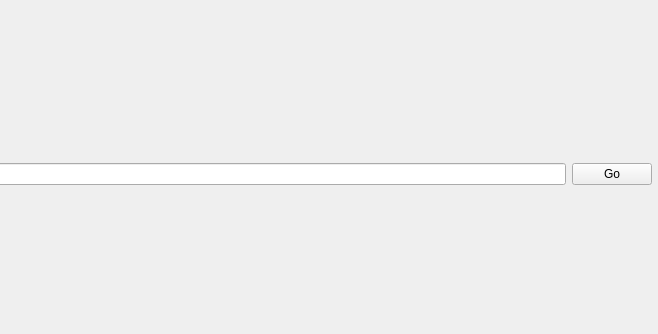
First picture: the form in audio-jack-web-qt/mainactivity.ui, repository tux-linux/audio-jack-web, before the edit; both pictures show x 142 to 800 and y 0 to 334 of the 800 by 527 pixel window.
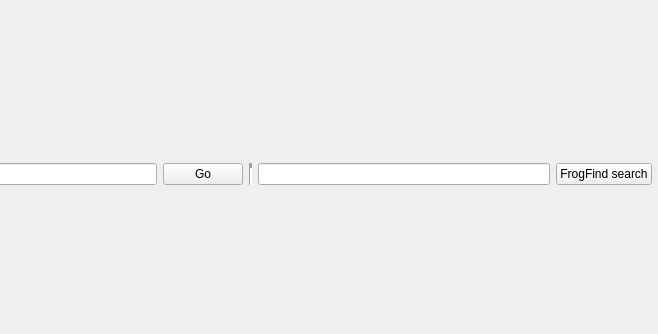
Second picture: the form after the edit.

Commit message: Add search button and other nice things

```diff
--- a/audio-jack-web-qt/mainactivity.ui
+++ b/audio-jack-web-qt/mainactivity.ui
@@ -29,6 +29,19 @@
     </property>
     <item>
      <layout class="QGridLayout" name="gridLayout_2">
+      <item row="0" column="4">
+       <widget class="QPushButton" name="searchBtn">
+        <property name="text">
+         <string>FrogFind search</string>
+        </property>
+       </widget>
+      </item>
+      <item row="0" column="0">
+       <widget class="QLineEdit" name="lineEdit"/>
+      </item>
+      <item row="0" column="3">
+       <widget class="QLineEdit" name="searchLineEdit"/>
+      </item>
       <item row="0" column="1">
        <widget class="QPushButton" name="pushButton">
         <property name="text">
@@ -36,8 +49,18 @@
         </property>
        </widget>
       </item>
-      <item row="0" column="0">
-       <widget class="QLineEdit" name="lineEdit"/>
+      <item row="0" column="2">
+       <widget class="Line" name="line">
+        <property name="frameShadow">
+         <enum>QFrame::Sunken</enum>
+        </property>
+        <property name="lineWidth">
+         <number>5</number>
+        </property>
+        <property name="orientation">
+         <enum>Qt::Vertical</enum>
+        </property>
+       </widget>
       </item>
      </layout>
     </item>
```
The commit also changes 7 other files.
